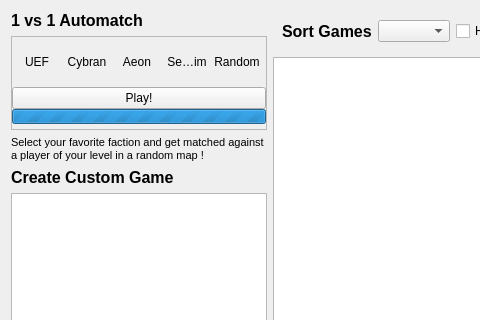
Before: the Qt Designer form res/games/games.ui in FAForever/client, drawn with Qt 5; both pictures show x 0 to 480 and y 0 to 320 of the 996 by 679 pixel window.
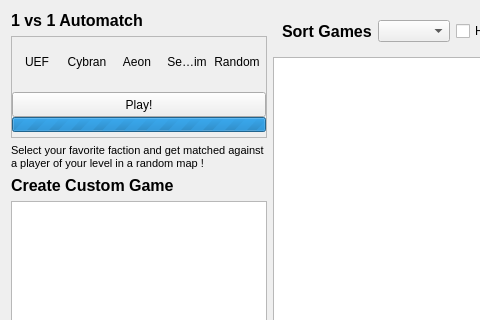
After: the same form once the commit is applied.

What changed in the file:
```diff
--- a/res/games/games.ui
+++ b/res/games/games.ui
@@ -84,7 +84,7 @@
          <property name="spacing">
           <number>0</number>
          </property>
-         <item row="2" column="0">
+         <item row="3" column="0">
           <widget class="QProgressBar" name="searchProgress">
            <property name="font">
             <font>
@@ -111,6 +111,22 @@
            </property>
           </widget>
          </item>
+         <item row="4" column="0">
+          <spacer name="verticalSpacer">
+           <property name="orientation">
+            <enum>Qt::Vertical</enum>
+           </property>
+           <property name="sizeType">
+            <enum>QSizePolicy::Minimum</enum>
+           </property>
+           <property name="sizeHint" stdset="0">
+            <size>
+             <width>5</width>
+             <height>5</height>
+            </size>
+           </property>
+          </spacer>
+         </item>
          <item row="0" column="0">
           <layout class="QHBoxLayout" name="horizontalLayout_2">
            <property name="spacing">
@@ -378,24 +394,20 @@
            </item>
           </layout>
          </item>
-         <item row="3" column="0">
-          <spacer name="verticalSpacer">
-           <property name="orientation">
-            <enum>Qt::Vertical</enum>
+         <item row="2" column="0">
+          <widget class="QToolButton" name="rankedPlay">
+           <property name="sizePolicy">
+            <sizepolicy hsizetype="Expanding" vsizetype="Fixed">
+             <horstretch>0</horstretch>
+             <verstretch>0</verstretch>
+            </sizepolicy>
            </property>
-           <property name="sizeType">
-            <enum>QSizePolicy::Minimum</enum>
-           </property>
-           <property name="sizeHint" stdset="0">
+           <property name="minimumSize">
             <size>
-             <width>5</width>
-             <height>5</height>
+             <width>0</width>
+             <height>25</height>
             </size>
            </property>
-          </spacer>
-         </item>
-         <item row="1" column="0">
-          <widget class="QPushButton" name="rankedPlay">
            <property name="autoFillBackground">
             <bool>true</bool>
            </property>
@@ -404,6 +416,22 @@
            </property>
           </widget>
          </item>
+         <item row="1" column="0">
+          <spacer name="verticalSpacer_2">
+           <property name="orientation">
+            <enum>Qt::Vertical</enum>
+           </property>
+           <property name="sizeType">
+            <enum>QSizePolicy::Fixed</enum>
+           </property>
+           <property name="sizeHint" stdset="0">
+            <size>
+             <width>20</width>
+             <height>5</height>
+            </size>
+           </property>
+          </spacer>
+         </item>
         </layout>
        </widget>
       </item>
```
